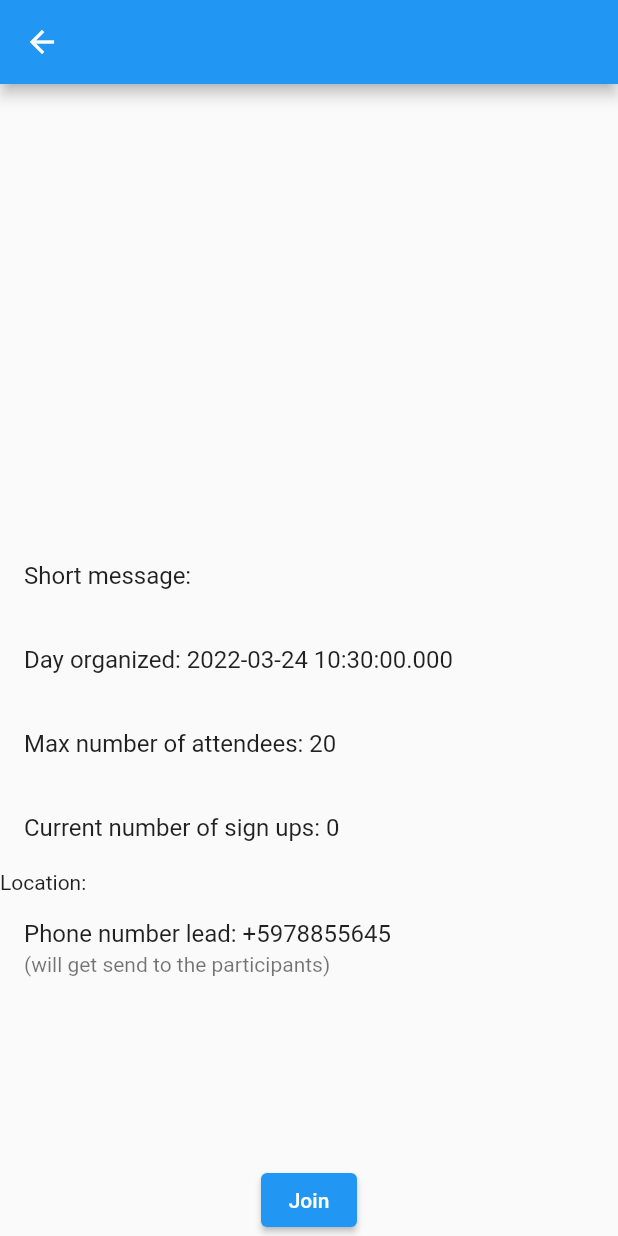
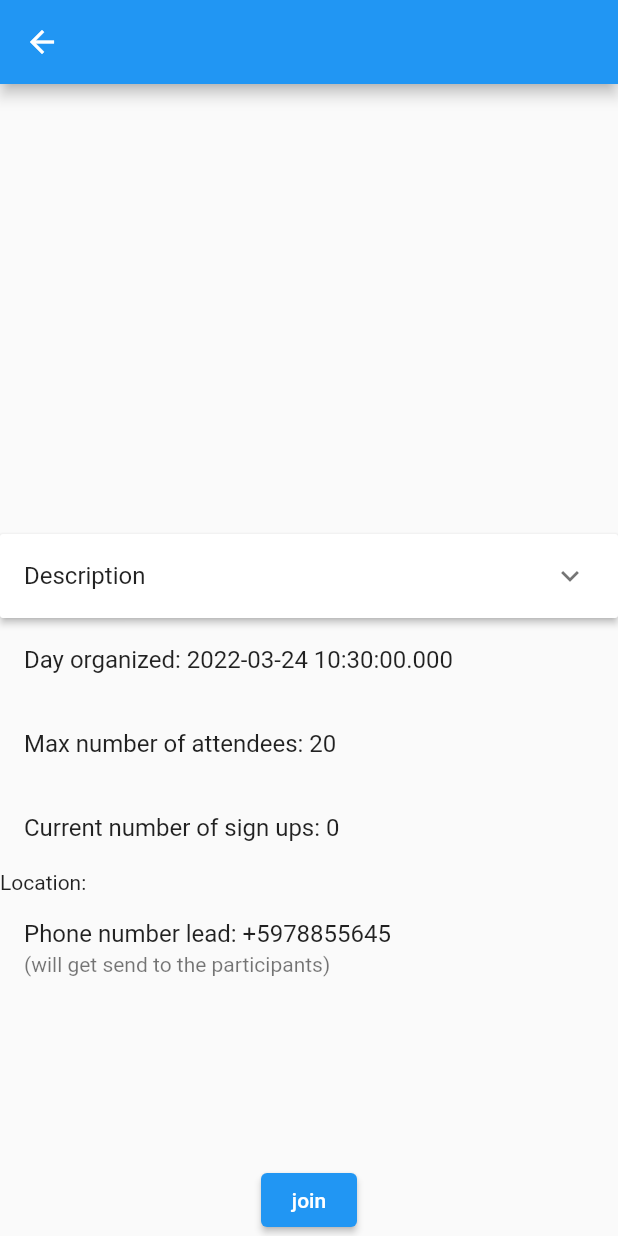
Before and after one commit to GDSC-ADEK/gdsc-solution, a Flutter app: the EventDetail screen opened directly with empty values, on a phone screen of 412 x 824 dp. Run offline on Flutter 3.47's test engine with Material 2 defaults, Android fonts, the phone set to English and light mode, and no system bars; our stand-ins replace camera, cloud_firestore, firebase_auth, firebase_core, firebase_storage, google_maps_flutter and 1 more; accounts and stored records are empty.

Commit message:
Added event description expansion panel

```diff
--- a/lib/main.dart
+++ b/lib/main.dart
@@ -382,11 +382,53 @@ class EventTile extends StatelessWidget {
   }
 }
 
+class EventPanelList extends StatefulWidget {
+  final Event e;
+  EventPanelList(this.e);
+  @override
+  State<EventPanelList> createState() => _EventPanelListState();
+}
+
+class _EventPanelListState extends State<EventPanelList> {
+  bool isExpanded = false;
+  Widget build(BuildContext context) {
+    return ExpansionPanelList(
+      expansionCallback: (panelIndex, isExpanded) => setState(() {
+        this.isExpanded = !isExpanded;
+      }),
+      children: [
+        ExpansionPanel(
+            headerBuilder: (context, isExpanded) =>
+                ListTile(title: Text('Description')),
+            body: ListTile(title: Text(widget.e.description)),
+            isExpanded: isExpanded)
+      ],
+    );
+  }
+}
+
+class EventJoinButton extends StatefulWidget {
+  @override
+  State<EventJoinButton> createState() => _EventJoinButtonState();
+}
+
+class _EventJoinButtonState extends State<EventJoinButton> {
+  bool joined = false;
+  Widget build(BuildContext context) {
+    return ElevatedButton(
+      onPressed: () => setState(() {
+        joined = !joined;
+      }),
+      child: joined ? Text('Unjoin') : Text('join'),
+    );
+  }
+}
+
+//EventDetail has to be updated when you join a event
 class EventDetail extends StatelessWidget {
   final Event e;
   final int max_attendees = 20;
   final String phone_number = '+5978855645';
-  final bool joined = false;
 
   EventDetail(this.e);
 
@@ -401,7 +443,7 @@ class EventDetail extends StatelessWidget {
             child: ListView(
               children: [
                 EventPicturePages(e, before: !e.complete),
-                ListTile(title: Text('Short message: ${e.description}')),
+                EventPanelList(e),
                 ListTile(title: Text('Day organized: ${e.orgDate}')),
                 ListTile(
                     title: Text('Max number of attendees: $max_attendees')),
@@ -437,14 +479,14 @@ class EventDetail extends StatelessWidget {
               ],
             ),
           ),
-          Consumer<MyAppState>(
-            builder: (context, state, _) => ElevatedButton(
-              onPressed: () {},
-              child: state.isNGO
-                  ? Text('Wrap up')
-                  : (joined ? Text('Unjoin') : Text('Join')),
-            ),
-          ),
+          Consumer<MyAppState>(builder: (context, state, _) {
+            if (state.isNGO)
+              return ElevatedButton(
+                onPressed: () {},
+                child: Text('Wrap up'),
+              );
+            return EventJoinButton();
+          }),
         ],
       ),
     );
```
